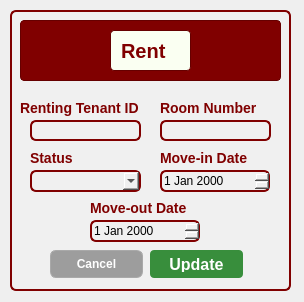
This is CCC151-Group--BH-Management-System/UI_Files/EditRent.ui in Kris2103/CCC151-Group--BH-Management-System as Qt 5 draws it before an edit. The edited form follows.
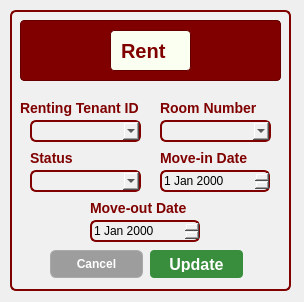
This is the edited form.

What changed in the file:
```diff
--- a/CCC151-Group--BH-Management-System/UI_Files/EditRent.ui
+++ b/CCC151-Group--BH-Management-System/UI_Files/EditRent.ui
@@ -274,23 +274,23 @@
      <string>Move-out Date</string>
     </property>
    </widget>
-   <widget class="QLineEdit" name="RentingTenantLineEdit">
+   <widget class="QComboBox" name="RoomNumberComboBox">
     <property name="geometry">
      <rect>
-      <x>20</x>
+      <x>150</x>
       <y>110</y>
       <width>111</width>
-      <height>21</height>
+      <height>22</height>
      </rect>
     </property>
    </widget>
-   <widget class="QLineEdit" name="RoomNumberLineEdit">
+   <widget class="QComboBox" name="RentingTenantComboBox">
     <property name="geometry">
      <rect>
-      <x>150</x>
+      <x>20</x>
       <y>110</y>
       <width>111</width>
-      <height>21</height>
+      <height>22</height>
      </rect>
     </property>
    </widget>
```
